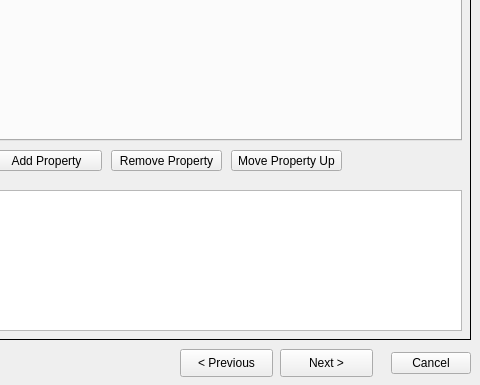
This is mbb_core_dialog_base.ui in anthony-cooper/mbb-qgis-plugin as Qt 5 draws it before an edit; both pictures show x 390 to 870 and y 371 to 756 of the 870 by 756 pixel window. The edited form follows.
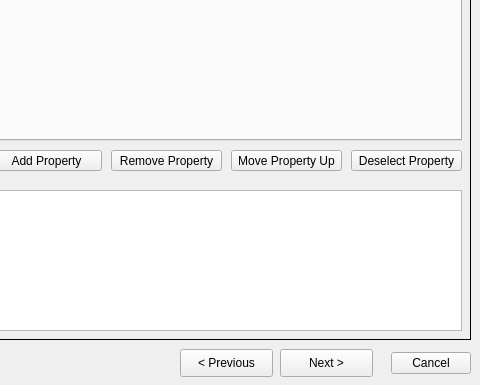
This is the edited form.

Commit message: Change search to tuple to store alt text with search Also add deselect button

What changed in the file:
```diff
--- a/mbb_core_dialog_base.ui
+++ b/mbb_core_dialog_base.ui
@@ -442,6 +442,19 @@
       </property>
      </column>
     </widget>
+    <widget class="QPushButton" name="deselProperty">
+     <property name="geometry">
+      <rect>
+       <x>730</x>
+       <y>480</y>
+       <width>111</width>
+       <height>21</height>
+      </rect>
+     </property>
+     <property name="text">
+      <string>Deselect Property</string>
+     </property>
+    </widget>
    </widget>
    <widget class="QWidget" name="DynamicDetails">
     <widget class="QLabel" name="title_label_6">
```
The commit also changes 1 other file.
